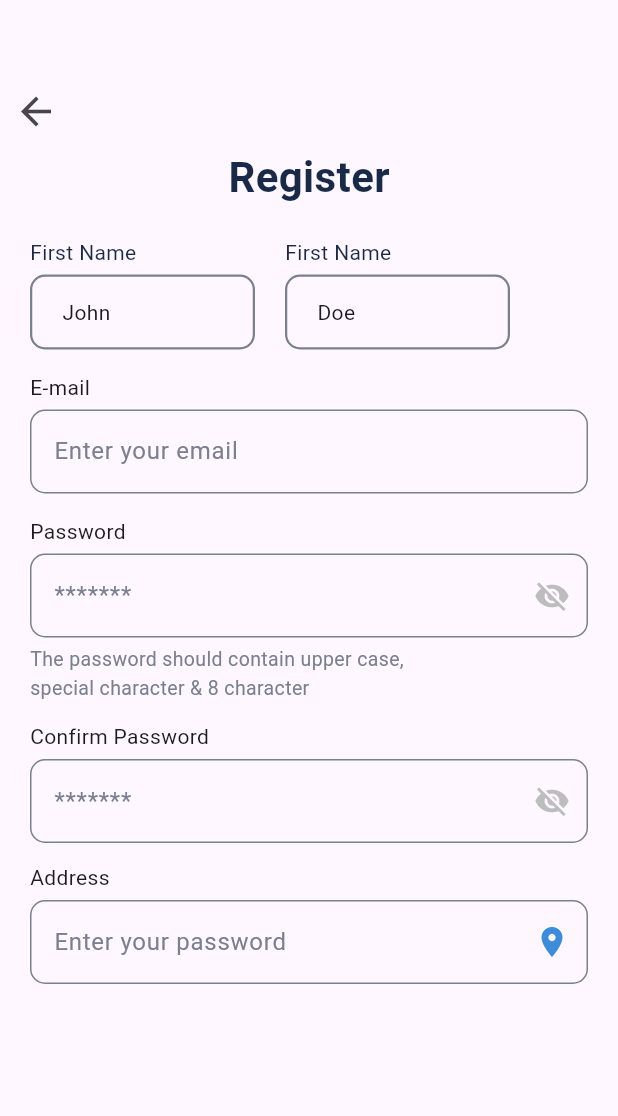
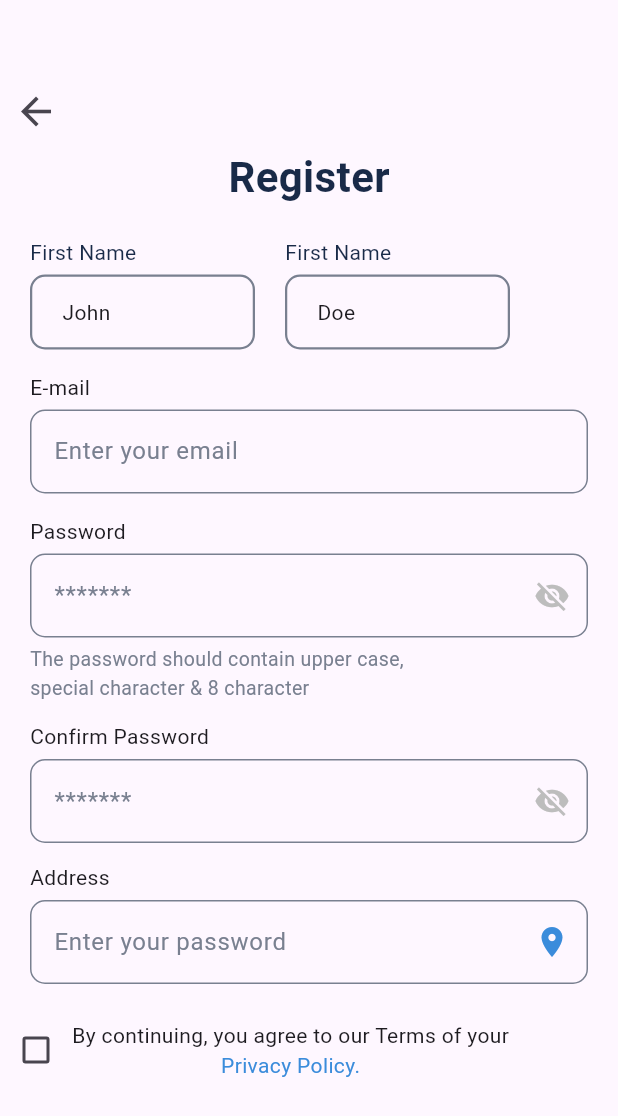
Before and after one commit to rifatalam26/plumber_tech, a Flutter app: the screen it shows after launch, on a phone screen of 412 x 824 dp. Shown: the top 1116 px of the screen. Run offline on Flutter 3.47's test engine with Material 3 defaults, Android fonts, the phone set to English and light mode, and no system bars.

Commit message:
register screen

```diff
--- a/lib/View/Customer Registration Screen/register_screen.dart
+++ b/lib/View/Customer Registration Screen/register_screen.dart
@@ -9,10 +9,12 @@ class RegisterScreen extends StatefulWidget {
 
 class _RegisterScreenState extends State<RegisterScreen> {
   bool _secureText = true;
+  bool _check = false;
   @override
   Widget build(BuildContext context) {
     return Scaffold(
-      body: Column(
+      body: SingleChildScrollView(
+        child: Column(
           children: [
             const SizedBox(
               height: 50,
@@ -266,7 +268,30 @@ class _RegisterScreenState extends State<RegisterScreen> {
                     )),
               ),
             ),
+            const SizedBox(
+              height: 20,
+            ),
+            Row(
+              children: [
+                Checkbox(
+                    value: _check,
+                    onChanged: (c) {
+                      _check = c!;
+                      setState(() {});
+                    }),
+                const Column(
+                  children: [
+                    Text("By continuing, you agree to our Terms of your"),
+                    Text(
+                      "Privacy Policy.",
+                      style: TextStyle(color: Color(0xff3B8CDB)),
+                    ),
                   ],
+                )
+              ],
+            ),
+          ],
+        ),
       ),
     );
   }
```
Lines whose indentation alone changed are shown as unchanged.
